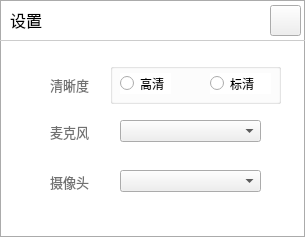
First picture: the form in qatime-studio/UISetparam.ui, repository chuanjiabao1981/qatime-win, before the edit.
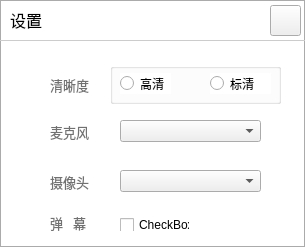
Second picture: the form after the edit. Icons and pictures are not drawn.

```diff
--- a/qatime-studio/UISetparam.ui
+++ b/qatime-studio/UISetparam.ui
@@ -7,7 +7,7 @@
     <x>0</x>
     <y>0</y>
     <width>305</width>
-    <height>237</height>
+    <height>247</height>
    </rect>
   </property>
   <property name="windowTitle">
@@ -19,7 +19,7 @@
      <x>1</x>
      <y>1</y>
      <width>303</width>
-     <height>235</height>
+     <height>245</height>
     </rect>
    </property>
    <property name="font">
@@ -218,7 +218,7 @@
      <x>0</x>
      <y>0</y>
      <width>305</width>
-     <height>237</height>
+     <height>247</height>
     </rect>
    </property>
    <property name="styleSheet">
@@ -244,6 +244,41 @@
     <string/>
    </property>
   </widget>
+  <widget class="QLabel" name="label_7">
+   <property name="geometry">
+    <rect>
+     <x>50</x>
+     <y>215</y>
+     <width>41</width>
+     <height>16</height>
+    </rect>
+   </property>
+   <property name="font">
+    <font>
+     <family>微软雅黑</family>
+     <pointsize>10</pointsize>
+    </font>
+   </property>
+   <property name="styleSheet">
+    <string notr="true">color: rgb(113, 113, 113);</string>
+   </property>
+   <property name="text">
+    <string>弹   幕</string>
+   </property>
+  </widget>
+  <widget class="QCheckBox" name="bullet_checkBox">
+   <property name="geometry">
+    <rect>
+     <x>120</x>
+     <y>218</y>
+     <width>70</width>
+     <height>13</height>
+    </rect>
+   </property>
+   <property name="text">
+    <string>CheckBox</string>
+   </property>
+  </widget>
   <zorder>label</zorder>
   <zorder>back_label</zorder>
   <zorder>label_2</zorder>
@@ -255,6 +290,8 @@
   <zorder>Video_comboBox</zorder>
   <zorder>close_toolButton</zorder>
   <zorder>label_6</zorder>
+  <zorder>label_7</zorder>
+  <zorder>bullet_checkBox</zorder>
  </widget>
  <layoutdefault spacing="6" margin="11"/>
  <resources>
```
